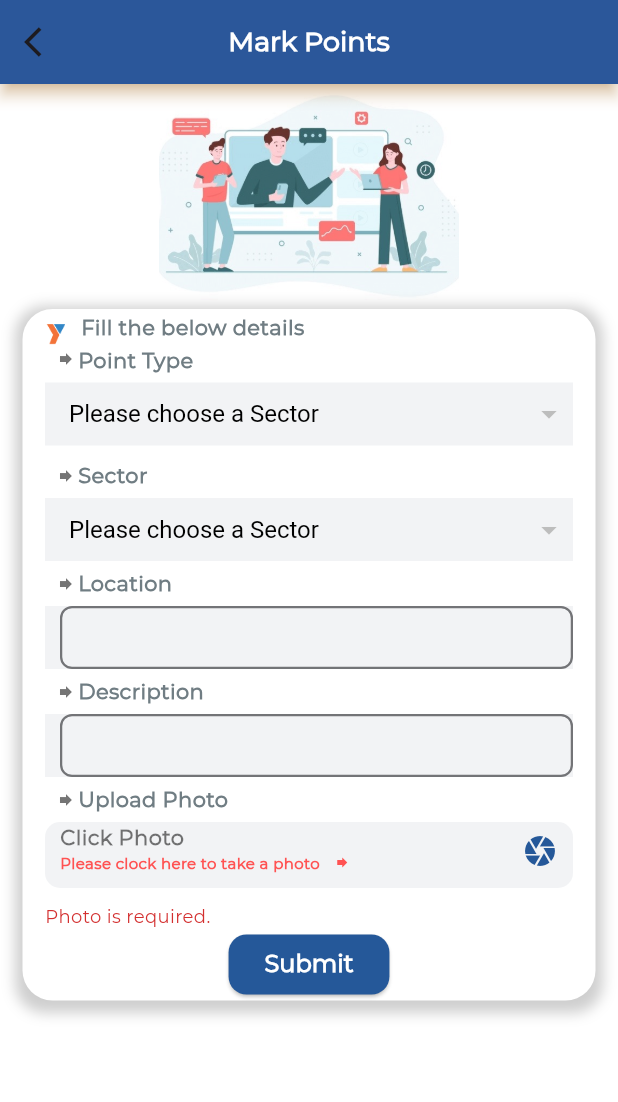
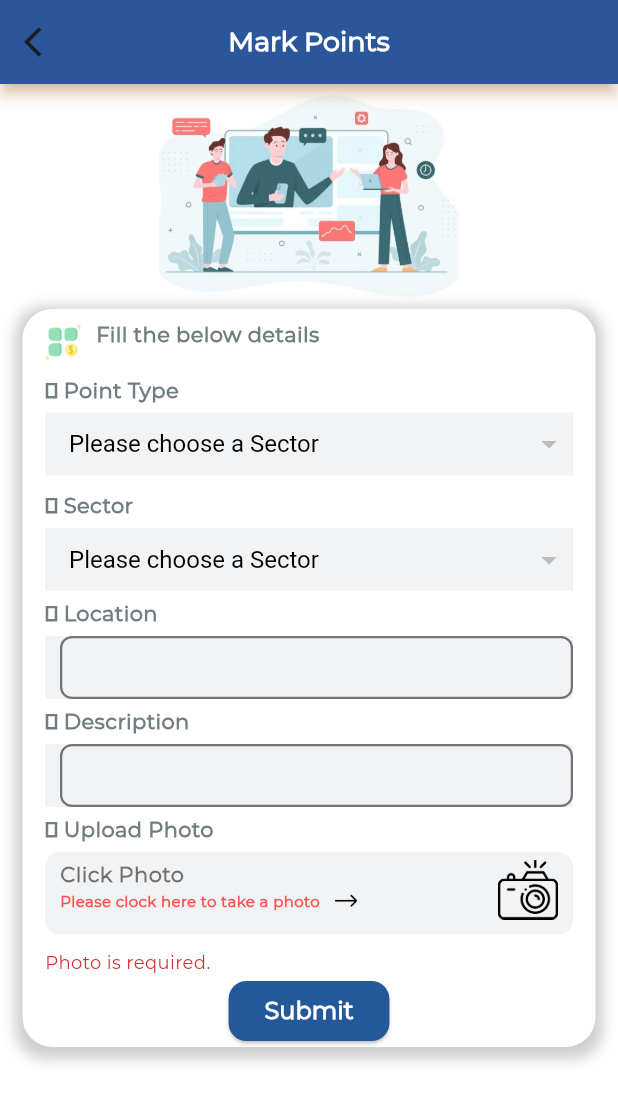
Before and after one commit to Soyabali/GNIDA-Officers, a Flutter app: the MyHomePage screen opened directly, on a phone screen of 412 x 824 dp. Shown: the top 1102 px of the screen. Run offline on Flutter 3.47's test engine with Material 3 defaults, Android fonts, the phone set to English and light mode, and no system bars; our stand-ins replace flutter_easyloading, flutter_svg_provider, fluttertoast, geolocator, google_fonts, google_maps_flutter and 4 more; accounts and stored records are empty; network calls fail; project files that could hold a hidden picture were left out.

```diff
--- a/lib/screens/MarkPointScreen.dart
+++ b/lib/screens/MarkPointScreen.dart
@@ -447,9 +447,9 @@ class _MyHomePageState extends State<MyHomePage> {
                               margin:
                                   EdgeInsets.only(left: 0, right: 10, top: 10),
                               child: Image.asset(
-                                'assets/images/favicon.png', // Replace with your image asset path
-                                width: 14,
-                                height: 14,
+                                'assets/images/ic_expense.png', // Replace with your image asset path
+                                width: 24,
+                                height: 24,
                               ),
                             ),
                             const Text('Fill the below details',
@@ -461,19 +461,20 @@ class _MyHomePageState extends State<MyHomePage> {
                           ],
                         ),
                         Padding(
-                          padding: const EdgeInsets.only(bottom: 5),
+                          padding: const EdgeInsets.only(bottom: 5,top: 10),
                           child: Row(
                             mainAxisAlignment: MainAxisAlignment.start,
                             children: <Widget>[
-                              Container(
-                                  margin: EdgeInsets.only(
-                                      left: 8, right: 2, bottom: 2),
-                                  child: const Icon(
-                                    Icons.forward_sharp,
-                                    size: 12,
-                                    color: Colors.black54,
-                                  )),
-                              const Text('Point Type',
+
+                              // Container(
+                              //     margin: EdgeInsets.only(
+                              //         left: 8, right: 2, bottom: 2),
+                              //     child: const Icon(
+                              //       Icons.forward_sharp,
+                              //       size: 12,
+                              //       color: Colors.black54,
+                              //     )),
+                              const Text('‣ Point Type',
                                   style: TextStyle(
                                       fontFamily: 'Montserrat',
                                       color: Color(0xFF707d83),
@@ -490,14 +491,14 @@ class _MyHomePageState extends State<MyHomePage> {
                           child: Row(
                             mainAxisAlignment: MainAxisAlignment.start,
                             children: <Widget>[
-                              Container(
-                                  margin: EdgeInsets.only(left: 8, right: 2),
-                                  child: const Icon(
-                                    Icons.forward_sharp,
-                                    size: 12,
-                                    color: Colors.black54,
-                                  )),
-                              const Text('Sector',
+                              // Container(
+                              //     margin: EdgeInsets.only(left: 8, right: 2),
+                              //     child: const Icon(
+                              //       Icons.forward_sharp,
+                              //       size: 12,
+                              //       color: Colors.black54,
+                              //     )),
+                              const Text('‣ Sector',
                                   style: TextStyle(
                                       fontFamily: 'Montserrat',
                                       color: Color(0xFF707d83),
@@ -513,14 +514,14 @@ class _MyHomePageState extends State<MyHomePage> {
                           child: Row(
                             mainAxisAlignment: MainAxisAlignment.start,
                             children: <Widget>[
-                              Container(
-                                  margin: EdgeInsets.only(left: 8, right: 2),
-                                  child: const Icon(
-                                    Icons.forward_sharp,
-                                    size: 12,
-                                    color: Colors.black54,
-                                  )),
-                              const Text('Location',
+                              // Container(
+                              //     margin: EdgeInsets.only(left: 8, right: 2),
+                              //     child: const Icon(
+                              //       Icons.forward_sharp,
+                              //       size: 12,
+                              //       color: Colors.black54,
+                              //     )),
+                              const Text('‣ Location',
                                   style: TextStyle(
                                       fontFamily: 'Montserrat',
                                       color: Color(0xFF707d83),
@@ -565,14 +566,14 @@ class _MyHomePageState extends State<MyHomePage> {
                           child: Row(
                             mainAxisAlignment: MainAxisAlignment.start,
                             children: <Widget>[
-                              Container(
-                                  margin: EdgeInsets.only(left: 8, right: 2),
-                                  child: const Icon(
-                                    Icons.forward_sharp,
-                                    size: 12,
-                                    color: Colors.black54,
-                                  )),
-                              const Text('Description',
+                              // Container(
+                              //     margin: EdgeInsets.only(left: 8, right: 2),
+                              //     child: const Icon(
+                              //       Icons.forward_sharp,
+                              //       size: 12,
+                              //       color: Colors.black54,
+                              //     )),
+                              const Text('‣ Description',
                                   style: TextStyle(
                                       fontFamily: 'Montserrat',
                                       color: Color(0xFF707d83),
@@ -619,14 +620,14 @@ class _MyHomePageState extends State<MyHomePage> {
                           child: Row(
                             mainAxisAlignment: MainAxisAlignment.start,
                             children: <Widget>[
-                              Container(
-                                  margin: EdgeInsets.only(left: 8, right: 2),
-                                  child: const Icon(
-                                    Icons.forward_sharp,
-                                    size: 12,
-                                    color: Colors.black54,
-                                  )),
-                              const Text('Upload Photo',
+                              // Container(
+                              //     margin: EdgeInsets.only(left: 8, right: 2),
+                              //     child: const Icon(
+                              //       Icons.forward_sharp,
+                              //       size: 12,
+                              //       color: Colors.black54,
+                              //     )),
+                              const Text('‣ Upload Photo',
                                   style: TextStyle(
                                       fontFamily: 'Montserrat',
                                       color: Color(0xFF707d83),
@@ -677,9 +678,11 @@ class _MyHomePageState extends State<MyHomePage> {
                                                   fontWeight: FontWeight.bold),
                                             ),
                                             SizedBox(width: 10),
-                                            Icon(Icons.forward_sharp,
-                                                size: 10,
-                                                color: Colors.redAccent),
+                                            Image(image: AssetImage('assets/images/ic_long_right_arrow.PNG'),
+                                              width: 15,
+                                              height: 15,
+                                              fit: BoxFit.fill,
+                                            ),
                                           ],
                                         ),
                                       )
@@ -695,11 +698,16 @@ class _MyHomePageState extends State<MyHomePage> {
                                   },
                                   child: const Padding(
                                     padding: EdgeInsets.only(right: 10, top: 5),
-                                    child: Icon(
-                                      Icons.camera,
-                                      size: 24.0,
-                                      color: Color(0xFF255899),
+                                    child: Image(image: AssetImage('assets/images/ic_camera.PNG'),
+                                    width: 40,
+                                      height: 40,
+                                      fit: BoxFit.fill,
                                     ),
+                                    // child: Icon(
+                                    //   Icons.camera,
+                                    //   size: 24.0,
+                                    //   color: Color(0xFF255899),
+                                    // ),
                                   ),
                                 ),
                               ],
@@ -710,7 +718,7 @@ class _MyHomePageState extends State<MyHomePage> {
                         Row(
                             mainAxisAlignment: MainAxisAlignment.spaceBetween,
                             children: <Widget>[
-                              _imageFile != null
+                              image != null
                                   ? Stack(
                                       children: [
                                         GestureDetector(
@@ -721,7 +729,7 @@ class _MyHomePageState extends State<MyHomePage> {
                                                 MaterialPageRoute(
                                                     builder: (context) =>
                                                         FullScreenPage(
-                                                          child: _imageFile!,
+                                                          child: image!,
                                                           dark: true,
                                                         )));
                                           },
@@ -730,7 +738,7 @@ class _MyHomePageState extends State<MyHomePage> {
                                               height: 100,
                                               width: 70,
                                               child: Image.file(
-                                                _imageFile!,
+                                                image!,
                                                 fit: BoxFit.fill,
                                               )),
                                         ),
@@ -739,7 +747,7 @@ class _MyHomePageState extends State<MyHomePage> {
                                             left: 35,
                                             child: IconButton(
                                               onPressed: () {
-                                                _imageFile = null;
+                                                image = null;
                                                 setState(() {});
                                               },
                                               icon: const Icon(
```
Also changed, not shown: lib/screens/actionOnSchedulePoint.dart (+4 -4 lines), lib/screens/homeScreen.dart (+44 -22 lines), lib/screens/navigateScreen.dart (+12 -6 lines), lib/screens/pendingcomplaint.dart (+31 -27 lines), lib/screens/scheduledpoint.dart (+19 -15 lines).
